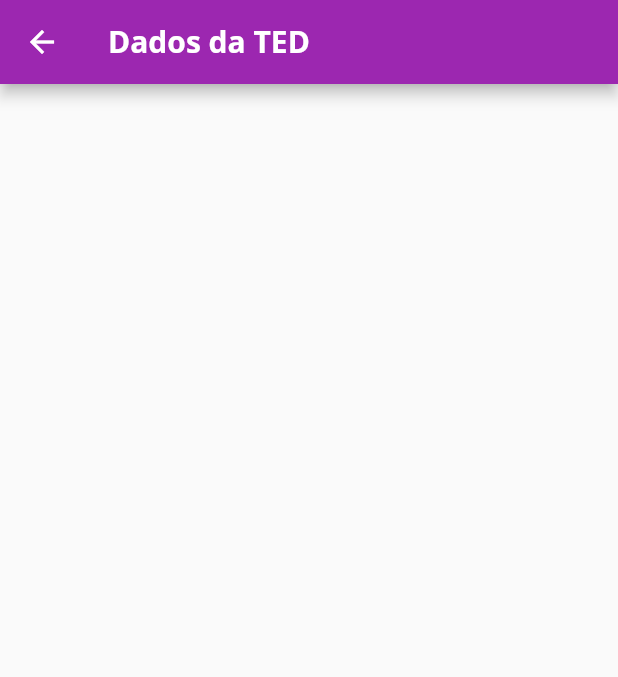
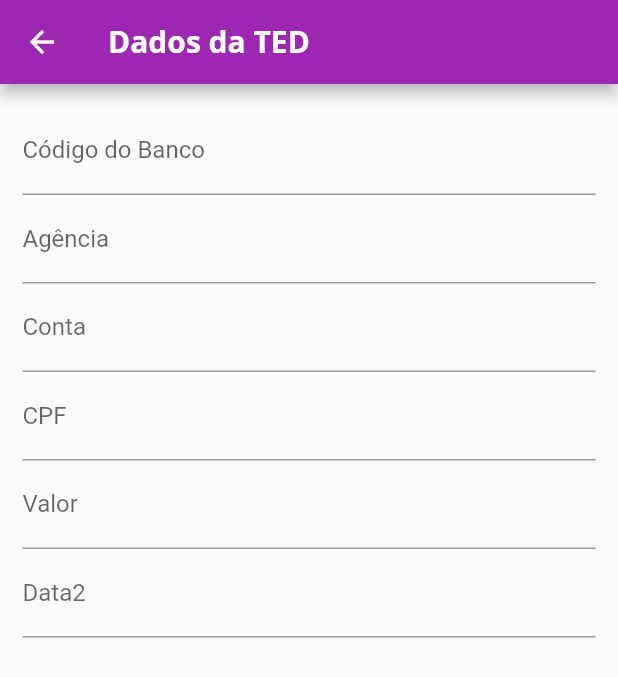
Before and after one commit to araquelos/araquelos.flutter, a Flutter app: the screen it shows after launch, after a tap on "Agendar TED", on a phone screen of 412 x 824 dp. Shown: the top 677 px of the screen. Run offline on Flutter 3.47's test engine with Material 2 defaults, Android fonts, the phone set to English and light mode, and no system bars.

Commit message:
inicio da construcao do formulario de ted

```diff
--- a/desafio_vibe/lib/main.dart
+++ b/desafio_vibe/lib/main.dart
@@ -19,7 +19,7 @@ class DesafioVibe extends StatelessWidget {
       debugShowCheckedModeBanner: false,
       routes: {
         AppRotas.tedDetalhes: (ctx) => const TedDetalhes(),
-        AppRotas.tedFormulario: (ctx) => const TedFormulario(),
+        AppRotas.tedFormulario: (ctx) => TedFormulario(),
       },
       home: const MyHomePage(),
       theme: tema.copyWith(
--- a/desafio_vibe/lib/paginas/ted_formulario.dart
+++ b/desafio_vibe/lib/paginas/ted_formulario.dart
@@ -1,7 +1,9 @@
 import 'package:flutter/material.dart';
 
 class TedFormulario extends StatelessWidget {
-  const TedFormulario({Key? key}) : super(key: key);
+  final _form = GlobalKey<FormState>();
+
+  TedFormulario({Key? key}) : super(key: key);
 
   @override
   Widget build(BuildContext context) {
@@ -9,6 +11,38 @@ class TedFormulario extends StatelessWidget {
       appBar: AppBar(
         title: const Text('Dados da TED'),
       ),
+      body: Padding(
+        padding: const EdgeInsets.all(15),
+        child: Form(
+          key: _form,
+          child: Column(
+            children: <Widget>[
+              TextFormField(
+                decoration: const InputDecoration(labelText: 'Código do Banco'),
+              ),
+              TextFormField(
+                decoration: const InputDecoration(labelText: 'Agência'),
+              ),
+              TextFormField(
+                decoration: const InputDecoration(labelText: 'Conta'),
+              ),
+              TextFormField(
+                decoration: const InputDecoration(labelText: 'CPF'),
+              ),
+              TextFormField(
+                decoration: const InputDecoration(labelText: 'Valor'),
+              ),
+              InputDatePickerFormField(
+                firstDate: DateTime.now(),
+                lastDate: DateTime.now(),
+                fieldLabelText: 'Data2',
+
+                //decoration: const InputDecoration(labelText: 'Data'),
+              )
+            ],
+          ),
+        ),
+      ),
     );
   }
 }
```
